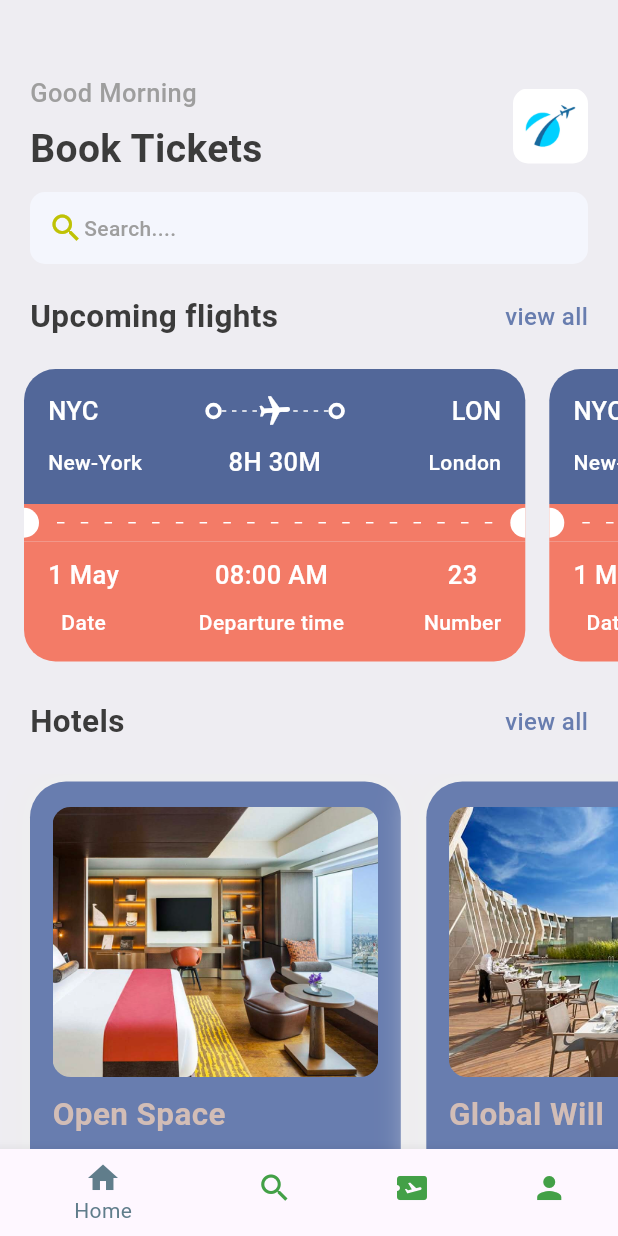
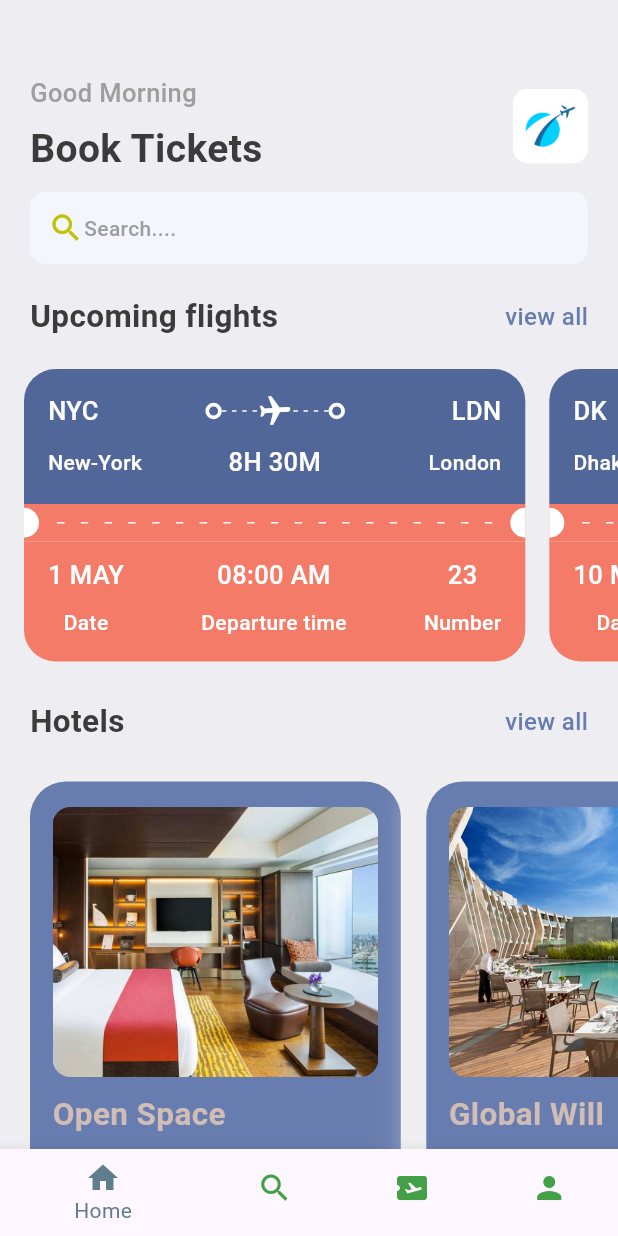
Before and after one commit to thuyavansc/flutter_ticket_booking_1, a Flutter app: the screen it shows after launch, on a phone screen of 412 x 824 dp. Run offline on Flutter 3.47's test engine with Material 3 defaults, Android fonts, the phone set to English and light mode, and no system bars.

Commit message:
Ticket card , changed as dynamically from list of data

```diff
--- a/lib/core/utils/app_info_list.dart
+++ b/lib/core/utils/app_info_list.dart
@@ -19,3 +19,49 @@ List<Map<String, dynamic>> hotelList = [
     'price': 68
   },
 ];
+
+//For Ticket
+List<Map<String, dynamic>> ticketList = [
+  {
+    'from': {
+      'code':"NYC",
+      'name':"New-York"
+    },
+    'to': {
+      'code':"LDN",
+      'name':"London"
+    },
+    'flying_time': '8H 30M',
+    'date': "1 MAY",
+    'departure_time':"08:00 AM",
+    "number":23
+  },
+  {
+    'from': {
+      'code':"DK",
+      'name':"Dhaka"
+    },
+    'to': {
+      'code':"SH",
+      'name':"Shanghai"
+    },
+    'flying_time': '4H 20M',
+    'date': "10 MAY",
+    'departure_time':"09:00 AM",
+    "number":45
+  },
+  {
+    "from": {
+      "code": "LDN",
+      "name": "London"
+    },
+    "to": {
+      "code": "PAR",
+      "name": "Paris"
+    },
+    "flying_time": "1H 30M",
+    "date": "20 SEP",
+    "departure_time": "08:30 AM",
+    "number": 456
+  }
+];
--- a/lib/features/myticket/presentation/cards/ticket_view.dart
+++ b/lib/features/myticket/presentation/cards/ticket_view.dart
@@ -5,7 +5,8 @@ import 'package:flutter_ticket_booking_1/core/utils/app_styles.dart';
 import 'package:flutter_ticket_booking_1/features/myticket/presentation/widgets/thick_container.dart';
 
 class TicketView extends StatelessWidget {
-  const TicketView({super.key});
+  final Map<String, dynamic> ticket;
+  const TicketView({super.key, required this.ticket});
 
   @override
   Widget build(BuildContext context) {
@@ -32,7 +33,7 @@ class TicketView extends StatelessWidget {
                 children: [
                   Row(
                     children: [
-                      Text('NYC', style: AppStyles.headLineStyle3.copyWith(color: Colors.white,),),
+                      Text(ticket['from']['code'], style: AppStyles.headLineStyle3.copyWith(color: Colors.white,),),
                       const Spacer(),
                       const ThickContainer(),
                       //const Spacer(),
@@ -67,7 +68,7 @@ class TicketView extends StatelessWidget {
                       ),
                       const ThickContainer(),
                       const Spacer(),
-                      Text('LON', style: AppStyles.headLineStyle3.copyWith(color: Colors.white,),),
+                      Text(ticket['to']['code'], style: AppStyles.headLineStyle3.copyWith(color: Colors.white,),),
                     ],
                   ),
                   const SizedBox(height: 10,),
@@ -76,12 +77,12 @@ class TicketView extends StatelessWidget {
                     children: [
                       SizedBox(
                         width: 100,
-                        child: Text('New-York', style: AppStyles.headLineStyle4.copyWith(color: Colors.white),),
+                        child: Text(ticket['from']['name'], style: AppStyles.headLineStyle4.copyWith(color: Colors.white),),
                       ),
-                      Text('8H 30M', style: AppStyles.headLineStyle3.copyWith(color: Colors.white),),
+                      Text(ticket['flying_time'], style: AppStyles.headLineStyle3.copyWith(color: Colors.white),),
                       SizedBox(
                         width: 100,
-                        child: Text('London', style: AppStyles.headLineStyle4.copyWith(color: Colors.white), textAlign: TextAlign.end,),
+                        child: Text(ticket['to']['name'], style: AppStyles.headLineStyle4.copyWith(color: Colors.white), textAlign: TextAlign.end,),
                       ),
                     ],
                   ),
@@ -148,7 +149,7 @@ class TicketView extends StatelessWidget {
             Container(
               decoration: BoxDecoration(
                 color: AppStyles.orangeColor,
-                borderRadius: BorderRadius.only(
+                borderRadius: const BorderRadius.only(
                   bottomLeft: Radius.circular(21),
                   bottomRight: Radius.circular(21),
                 ),
@@ -163,10 +164,10 @@ class TicketView extends StatelessWidget {
                       mainAxisAlignment: MainAxisAlignment.start,
                       children: [
                         Text(
-                          '1 May',
+                          ticket['date'],
                           style: AppStyles.headLineStyle3.copyWith(color: Colors.white),
                         ),
-                        SizedBox(height: 10,),
+                        const SizedBox(height: 10,),
                         Text(
                           'Date',
                           style: AppStyles.headLineStyle4.copyWith(color: Colors.white),
@@ -177,10 +178,10 @@ class TicketView extends StatelessWidget {
                       mainAxisAlignment: MainAxisAlignment.center,
                       children: [
                         Text(
-                          '08:00 AM',
+                          ticket['departure_time'],
                           style: AppStyles.headLineStyle3.copyWith(color: Colors.white),
                         ),
-                        SizedBox(height: 10,),
+                        const SizedBox(height: 10,),
                         Text(
                           'Departure time',
                           style: AppStyles.headLineStyle4.copyWith(color: Colors.white),
@@ -191,10 +192,10 @@ class TicketView extends StatelessWidget {
                       mainAxisAlignment: MainAxisAlignment.end,
                       children: [
                         Text(
-                          '23',
+                          ticket['number'].toString(),
                           style: AppStyles.headLineStyle3.copyWith(color: Colors.white),
                         ),
-                        SizedBox(height: 10,),
+                        const SizedBox(height: 10,),
                         Text(
                           'Number',
                           style: AppStyles.headLineStyle4.copyWith(color: Colors.white),
--- a/lib/features/myticket/presentation/pages/home/home_screen.dart
+++ b/lib/features/myticket/presentation/pages/home/home_screen.dart
@@ -81,15 +81,11 @@ class HomeScreen extends StatelessWidget {
             ),
           ),
           const SizedBox(height: 10,),
-          const SingleChildScrollView(
+          SingleChildScrollView(
             scrollDirection: Axis.horizontal,
-            padding: const EdgeInsets.only(right: 20,),
+            padding: EdgeInsets.only(right: 20,),
             child: Row(
-              children: [
-                TicketView(),
-                TicketView(),
-                TicketView(),
-              ],
+              children: ticketList.map((singleTicket) => TicketView(ticket: singleTicket)).toList(),
             ),
 
           ),
```
